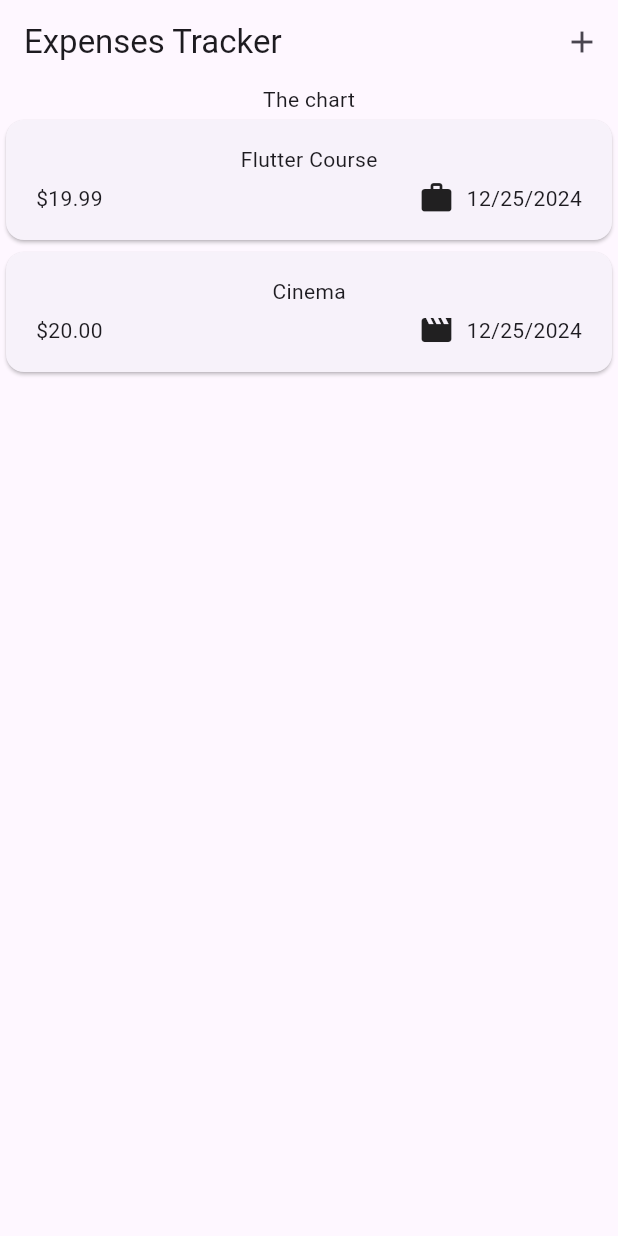
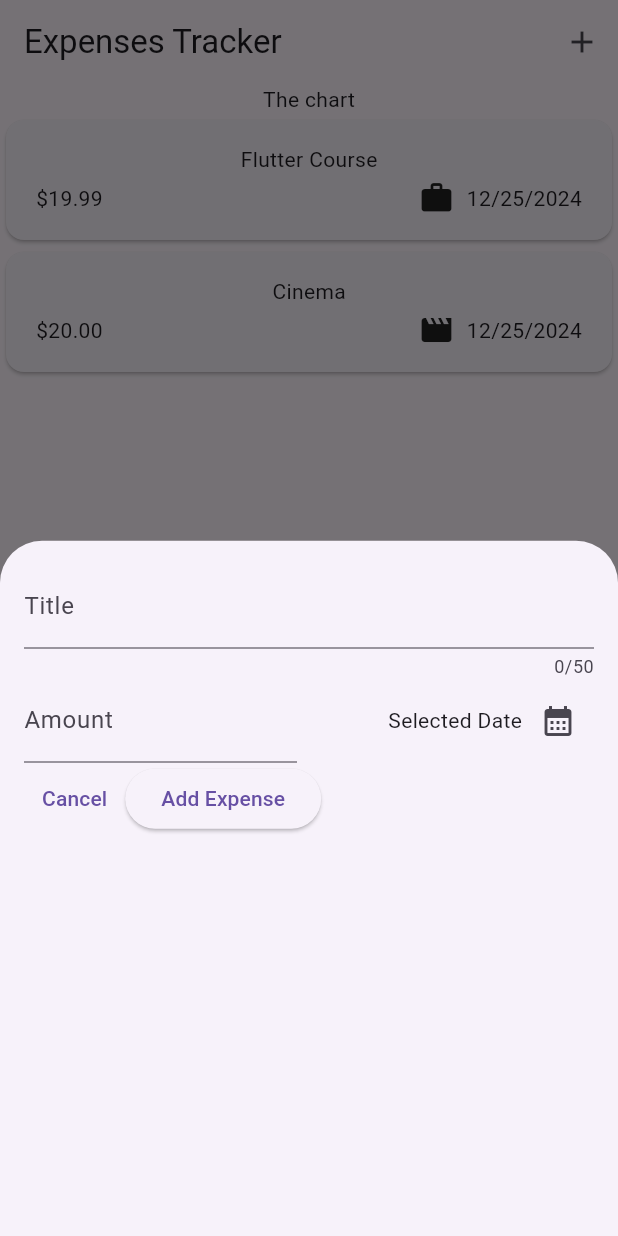
Before and after one commit to domkerenyi/expense_tracker, a Flutter app: the screen it shows after launch, after a tap on the "add" icon, on a phone screen of 412 x 824 dp. Run offline on Flutter 3.47's test engine with Material 3 defaults, Android fonts, the phone set to English and light mode, and no system bars.

Commit message:
Implemented Item Addition menu bar

```diff
--- a/lib/widgets/expenses.dart
+++ b/lib/widgets/expenses.dart
@@ -1,4 +1,5 @@
 
+import 'package:expense_tracker/widgets/new_expense.dart';
 import 'package:flutter/material.dart';
 import 'package:expense_tracker/models/expense.dart';
 import 'package:expense_tracker/widgets/expenses_list/expenses_list.dart';
@@ -27,6 +28,9 @@ class _ExpensesState extends State<Expenses> {
       category: Category.leisure,)
   ];
 
+  void _openAddExpenseOverlay() {
+    showModalBottomSheet(context: context, builder: (ctx) => const NewExpense(),);
+  }
 
   @override
   Widget build(BuildContext context) {
@@ -34,7 +38,7 @@ class _ExpensesState extends State<Expenses> {
       appBar: AppBar(
         actions: [
           IconButton(icon: Icon(Icons.add),
-          onPressed: () {},),
+          onPressed: _openAddExpenseOverlay,),
         ],
         title: const Text('Expenses Tracker'),
       ),
--- /dev/null
+++ b/lib/widgets/new_expense.dart
@@ -0,0 +1,93 @@
+import 'package:flutter/material.dart';
+
+class NewExpense extends StatefulWidget {
+  const NewExpense({super.key});
+
+  @override
+  State<NewExpense> createState() {
+    return _NewExpenseState();
+  }
+}
+
+class _NewExpenseState extends State<NewExpense> {
+  //var _enteredTitle = '';
+  final _titleController =
+      TextEditingController(); //we also have to tell Flutter to delete the controller when the widget is removed from the widget tree
+  final _amountController = TextEditingController();
+
+  @override
+  void dispose() {
+    _titleController.dispose();
+    _amountController.dispose();
+    super.dispose();
+  }
+
+  void _presentDatePicker() {
+    final now = DateTime.now();
+    showDatePicker(
+      context: context,
+      initialDate: now,
+      firstDate: DateTime(2021),
+      lastDate: now,
+    );
+  }
+
+  //void _saveTitleInput(String inputValue) {
+  //  _enteredTitle = inputValue;
+  //}
+
+  @override
+  Widget build(BuildContext context) {
+    return Padding(
+        padding: EdgeInsets.all(16),
+        child: Column(
+          crossAxisAlignment: CrossAxisAlignment.end,
+          children: [
+            TextField(
+              //onChanged: _saveTitleInput,
+              controller: _titleController,
+              maxLength: 50,
+              keyboardType: TextInputType.text,
+              decoration: const InputDecoration(labelText: 'Title'),
+            ),
+            Row(
+              children: [
+                Expanded(
+                  child: TextField(
+                    controller: _amountController,
+                    keyboardType: TextInputType.number,
+                    decoration: const InputDecoration(label: Text('Amount'), prefixText: '\$'),
+                  ),
+                ),
+                const SizedBox(width: 16),
+                Expanded(
+                  child: Row(
+                    mainAxisAlignment: MainAxisAlignment.end,
+                    crossAxisAlignment: CrossAxisAlignment.center,
+                    children: [
+                      Text('Selected Date'),
+                      IconButton(
+                        icon: const Icon(Icons.calendar_month),
+                        onPressed: _presentDatePicker,
+                      ),
+                    ],
+                ))],
+            ),
+            Row(
+              children: [
+                TextButton(
+                  onPressed: () {
+                    Navigator.pop(context); // closes the modal, we forward the context to the Navigator.pop() method
+                  },
+                  child: const Text('Cancel'),
+                ),
+                ElevatedButton(
+                  onPressed: () {},
+                  child: const Text('Add Expense'),
+                ),
+              ],
+            ),
+          ],
+        ));
+  }
+}
```
